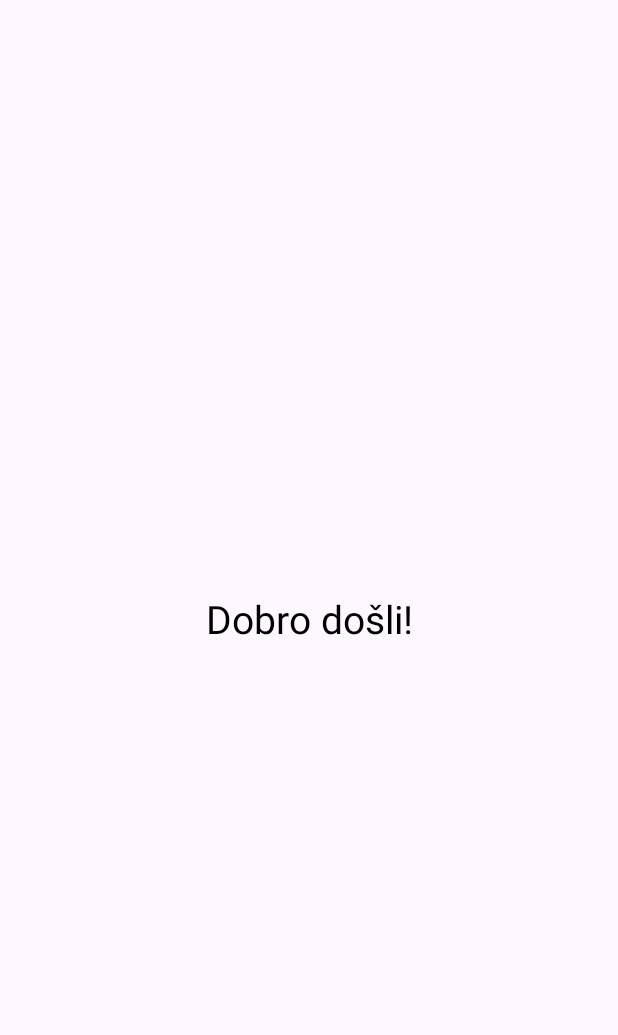
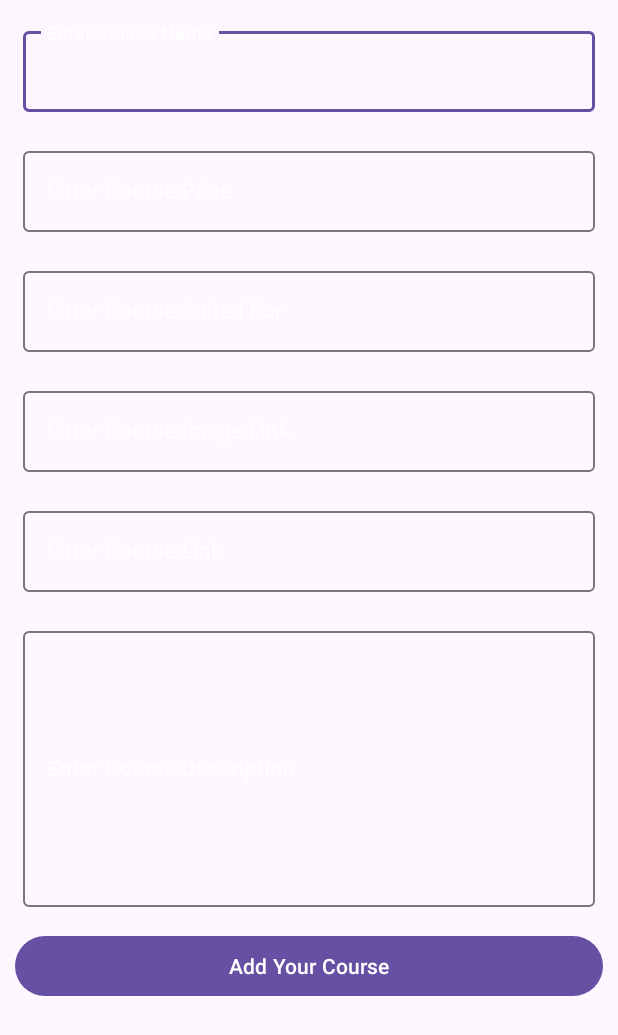
Before and after one commit to simunjelic/NRAMU_project, an Android app: the MainActivity screen opened directly, with no data from a screen before it, on a phone screen of 412 x 824 dp. Before the commit the part shown is almost empty. Shown: the top 1035 px of the screen. Run offline under Robolectric (Android 15) with nearby library versions, the phone set to English and light mode, and no system bars.

Commit message:
Dodano AddCourseActivity

```diff
--- a/app/build.gradle.kts
+++ b/app/build.gradle.kts
@@ -36,6 +36,7 @@ dependencies {
     implementation("androidx.constraintlayout:constraintlayout:2.1.4")
     implementation("com.google.firebase:firebase-auth:22.3.0")
     implementation("com.google.firebase:firebase-database:20.3.0")
+    implementation("com.google.firebase:firebase-storage:20.3.0")
     testImplementation("junit:junit:4.13.2")
     androidTestImplementation("androidx.test.ext:junit:1.1.5")
     androidTestImplementation("androidx.test.espresso:espresso-core:3.5.1")
--- a/app/src/main/AndroidManifest.xml
+++ b/app/src/main/AndroidManifest.xml
@@ -13,6 +13,9 @@
         android:theme="@style/Theme.NRAMU_project"
         tools:targetApi="31">
         <activity
+            android:name=".ProductActivity"
+            android:exported="false" />
+        <activity
             android:name=".LoginActivity"
             android:exported="false" />
         <activity
@@ -26,8 +29,7 @@
         </activity>
         <activity
             android:name=".MainActivity"
-            android:exported="false">
-        </activity>
+            android:exported="false"></activity>
     </application>
 
 </manifest>
--- a/app/src/main/java/ba/sum/fsre/nramu_project/MainActivity.java
+++ b/app/src/main/java/ba/sum/fsre/nramu_project/MainActivity.java
@@ -9,6 +9,11 @@ public class MainActivity extends AppCompatActivity {
     @Override
     protected void onCreate(Bundle savedInstanceState) {
         super.onCreate(savedInstanceState);
-        setContentView(R.layout.activity_main);
+
+        setContentView(R.layout.activity_add_course);
+
     }
+
+
+
 }
--- /dev/null
+++ b/app/src/main/res/drawable/add_new.xml
@@ -0,0 +1,5 @@
+<vector android:height="24dp" android:tint="#000000"
+    android:viewportHeight="24" android:viewportWidth="24"
+    android:width="24dp" xmlns:android="http://schemas.android.com/apk/res/android">
+    <path android:fillColor="@android:color/white" android:pathData="M19,13h-6v6h-2v-6H5v-2h6V5h2v6h6v2z"/>
+</vector>
--- /dev/null
+++ b/app/src/main/res/layout/activity_add_course.xml
@@ -0,0 +1,207 @@
+<?xml version="1.0" encoding="utf-8"?>
+<ScrollView
+    xmlns:android="http://schemas.android.com/apk/res/android"
+    xmlns:app="http://schemas.android.com/apk/res-auto"
+    xmlns:tools="http://schemas.android.com/tools"
+    android:layout_width="match_parent"
+    android:layout_height="match_parent"
+
+    >
+
+    <RelativeLayout
+        android:layout_width="match_parent"
+        android:layout_height="wrap_content">
+
+        <LinearLayout
+            android:layout_width="match_parent"
+            android:layout_height="wrap_content"
+            android:orientation="vertical">
+
+            <!--edit text for course name-->
+            <com.google.android.material.textfield.TextInputLayout
+                android:id="@+id/idTILCourseName"
+
+                android:layout_width="match_parent"
+                android:layout_height="wrap_content"
+                android:layout_marginLeft="10dp"
+                android:layout_marginTop="10dp"
+                android:layout_marginRight="10dp"
+                android:hint="Enter Course Name"
+                android:padding="5dp"
+                android:textColorHint="@color/white"
+                app:hintTextColor="@color/white">
+
+                <com.google.android.material.textfield.TextInputEditText
+                    android:id="@+id/idEdtCourseName"
+                    android:layout_width="match_parent"
+                    android:layout_height="match_parent"
+                    android:ems="10"
+                    android:importantForAutofill="no"
+                    android:inputType="textImeMultiLine|textMultiLine"
+                    android:textColor="@color/white"
+                    android:textColorHint="@color/white"
+                    android:textSize="14sp" />
+            </com.google.android.material.textfield.TextInputLayout>
+
+            <!--edit text for course price-->
+            <com.google.android.material.textfield.TextInputLayout
+                android:id="@+id/idTILCoursePrice"
+
+                android:layout_width="match_parent"
+                android:layout_height="wrap_content"
+                android:layout_marginLeft="10dp"
+                android:layout_marginTop="10dp"
+                android:layout_marginRight="10dp"
+                android:hint="Enter Course Price"
+                android:padding="5dp"
+                android:textColorHint="@color/white"
+
+                app:hintTextColor="@color/white">
+
+                <com.google.android.material.textfield.TextInputEditText
+                    android:id="@+id/idEdtCoursePrice"
+                    android:layout_width="match_parent"
+                    android:layout_height="match_parent"
+                    android:ems="10"
+                    android:importantForAutofill="no"
+                    android:inputType="phone"
+                    android:textColor="@color/white"
+                    android:textColorHint="@color/white"
+                    android:textSize="14sp"
+                     />
+            </com.google.android.material.textfield.TextInputLayout>
+
+            <!--edit text for course suited for-->
+            <com.google.android.material.textfield.TextInputLayout
+                android:id="@+id/idTILCourseSuitedFor"
+
+                android:layout_width="match_parent"
+                android:layout_height="wrap_content"
+                android:layout_marginLeft="10dp"
+                android:layout_marginTop="10dp"
+                android:layout_marginRight="10dp"
+                android:hint="Enter Course Suited For"
+                android:padding="5dp"
+                android:textColorHint="@color/white"
+                app:hintTextColor="@color/white">
+
+                <com.google.android.material.textfield.TextInputEditText
+                    android:id="@+id/idEdtSuitedFor"
+                    android:layout_width="match_parent"
+                    android:layout_height="match_parent"
+                    android:ems="10"
+                    android:importantForAutofill="no"
+                    android:inputType="textImeMultiLine|textMultiLine"
+                    android:textColor="@color/white"
+                    android:textColorHint="@color/white"
+                    android:textSize="14sp" />
+            </com.google.android.material.textfield.TextInputLayout>
+
+            <!--edit text for course image link-->
+            <com.google.android.material.textfield.TextInputLayout
+                android:id="@+id/idTILCourseImageLink"
+
+                android:layout_width="match_parent"
+                android:layout_height="wrap_content"
+                android:layout_marginLeft="10dp"
+                android:layout_marginTop="10dp"
+                android:layout_marginRight="10dp"
+                android:hint="Enter Course Image Link"
+                android:padding="5dp"
+                android:textColorHint="@color/white"
+                app:hintTextColor="@color/white">
+
+                <com.google.android.material.textfield.TextInputEditText
+                    android:id="@+id/idEdtCourseImageLink"
+                    android:layout_width="match_parent"
+                    android:layout_height="match_parent"
+                    android:ems="10"
+                    android:importantForAutofill="no"
+                    android:inputType="textImeMultiLine|textMultiLine"
+                    android:textColor="@color/white"
+                    android:textColorHint="@color/white"
+                    android:textSize="14sp" />
+            </com.google.android.material.textfield.TextInputLayout>
+
+            <!--edit text for course link-->
+            <com.google.android.material.textfield.TextInputLayout
+                android:id="@+id/idTILCourseLink"
+
+                android:layout_width="match_parent"
+                android:layout_height="wrap_content"
+                android:layout_marginLeft="10dp"
+                android:layout_marginTop="10dp"
+                android:layout_marginRight="10dp"
+                android:hint="Enter Course Link"
+                android:padding="5dp"
+                android:textColorHint="@color/white"
+                app:hintTextColor="@color/white">
+
+                <com.google.android.material.textfield.TextInputEditText
+                    android:id="@+id/idEdtCourseLink"
+                    android:layout_width="match_parent"
+                    android:layout_height="match_parent"
+                    android:ems="10"
+                    android:importantForAutofill="no"
+                    android:inputType="textImeMultiLine|textMultiLine"
+                    android:textColor="@color/white"
+                    android:textColorHint="@color/white"
+                    android:textSize="14sp" />
+            </com.google.android.material.textfield.TextInputLayout>
+
+
+            <!--edit text for course description-->
+            <com.google.android.material.textfield.TextInputLayout
+                android:id="@+id/idTILCourseDescription"
+
+                android:layout_width="match_parent"
+                android:layout_height="200dp"
+                android:layout_marginLeft="10dp"
+                android:layout_marginTop="10dp"
+                android:layout_marginRight="10dp"
+                android:hint="Enter Course Description"
+                android:padding="5dp"
+                android:textColorHint="@color/white"
+                app:hintTextColor="@color/white">
+
+                <com.google.android.material.textfield.TextInputEditText
+                    android:id="@+id/idEdtCourseDescription"
+                    android:layout_width="match_parent"
+                    android:layout_height="match_parent"
+                    android:ems="10"
+                    android:importantForAutofill="no"
+                    android:inputType="textImeMultiLine|textMultiLine"
+                    android:textColor="@color/white"
+                    android:textColorHint="@color/white"
+                    android:textSize="14sp" />
+            </com.google.android.material.textfield.TextInputLayout>
+
+            <!--button for adding a new course-->
+            <Button
+                android:id="@+id/idBtnAddCourse"
+                android:layout_width="match_parent"
+                android:layout_height="wrap_content"
+                android:layout_marginStart="10dp"
+                android:layout_marginTop="10dp"
+                android:layout_marginEnd="10dp"
+                android:layout_marginBottom="10dp"
+
+                android:text="Add Your Course"
+                android:textAllCaps="false" />
+
+
+        </LinearLayout>
+
+        <!--progress bar for loading indicator-->
+        <ProgressBar
+            android:id="@+id/idPBLoading"
+            android:layout_width="wrap_content"
+            android:layout_height="wrap_content"
+            android:layout_centerInParent="true"
+            android:layout_gravity="center"
+            android:indeterminate="true"
+
+            android:visibility="gone" />
+
+    </RelativeLayout>
+</ScrollView>
```
Also changed, not shown: app/src/main/java/ba/sum/fsre/nramu_project/AddCourseActivity.java (added, +86 -0 lines), app/src/main/java/ba/sum/fsre/nramu_project/Model/CourseRVModal.java (added, +127 -0 lines).
